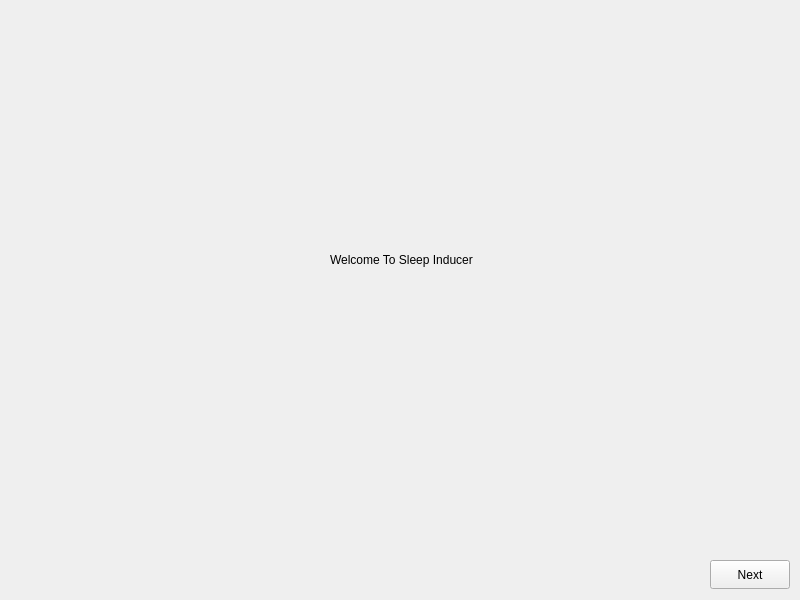
aaryashah1010/Capstone-Sleepinducer, file GUI/Final/mainwindow.ui: the form before one commit.
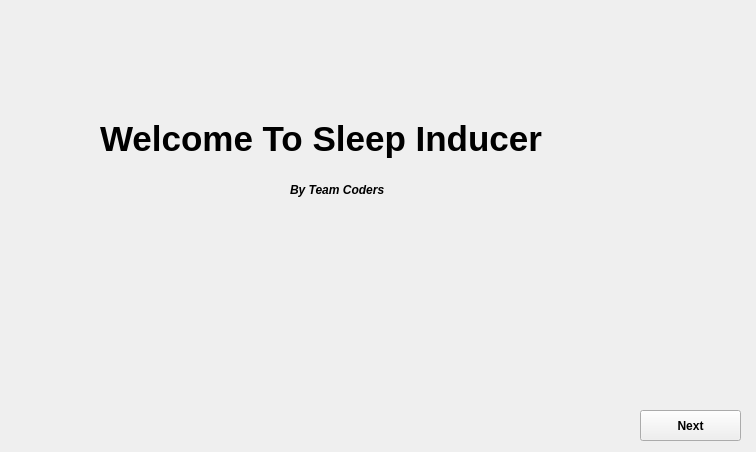
The form after the commit.

```diff
--- a/GUI/Final/mainwindow.ui
+++ b/GUI/Final/mainwindow.ui
@@ -6,10 +6,16 @@
    <rect>
     <x>0</x>
     <y>0</y>
-    <width>800</width>
-    <height>600</height>
+    <width>756</width>
+    <height>452</height>
    </rect>
   </property>
+  <property name="sizePolicy">
+   <sizepolicy hsizetype="Fixed" vsizetype="Fixed">
+    <horstretch>0</horstretch>
+    <verstretch>0</verstretch>
+   </sizepolicy>
+  </property>
   <property name="windowTitle">
    <string>Sleep Inducer</string>
   </property>
@@ -17,12 +23,20 @@
    <widget class="QPushButton" name="pushButton">
     <property name="geometry">
      <rect>
-      <x>710</x>
-      <y>560</y>
-      <width>80</width>
-      <height>29</height>
+      <x>640</x>
+      <y>410</y>
+      <width>101</width>
+      <height>31</height>
      </rect>
     </property>
+    <property name="font">
+     <font>
+      <bold>true</bold>
+     </font>
+    </property>
+    <property name="cursor">
+     <cursorShape>PointingHandCursor</cursorShape>
+    </property>
     <property name="text">
      <string>Next</string>
     </property>
@@ -30,16 +44,41 @@
    <widget class="QLabel" name="label">
     <property name="geometry">
      <rect>
-      <x>330</x>
-      <y>250</y>
-      <width>176</width>
-      <height>20</height>
+      <x>100</x>
+      <y>110</y>
+      <width>532</width>
+      <height>57</height>
      </rect>
     </property>
+    <property name="font">
+     <font>
+      <pointsize>26</pointsize>
+      <bold>true</bold>
+     </font>
+    </property>
     <property name="text">
      <string>Welcome To Sleep Inducer</string>
     </property>
    </widget>
+   <widget class="QLabel" name="label_3">
+    <property name="geometry">
+     <rect>
+      <x>290</x>
+      <y>180</y>
+      <width>121</width>
+      <height>20</height>
+     </rect>
+    </property>
+    <property name="font">
+     <font>
+      <italic>true</italic>
+      <bold>true</bold>
+     </font>
+    </property>
+    <property name="text">
+     <string>By Team Coders</string>
+    </property>
+   </widget>
   </widget>
  </widget>
  <resources/>
```
